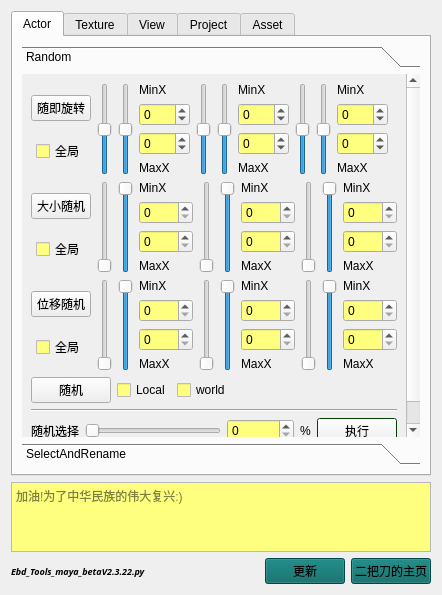
Before: the Qt Designer form ui/Ebd_Tools_UE5.ui in dongpingyao/ErBaDao_Tool_UE5, drawn with Qt 5.
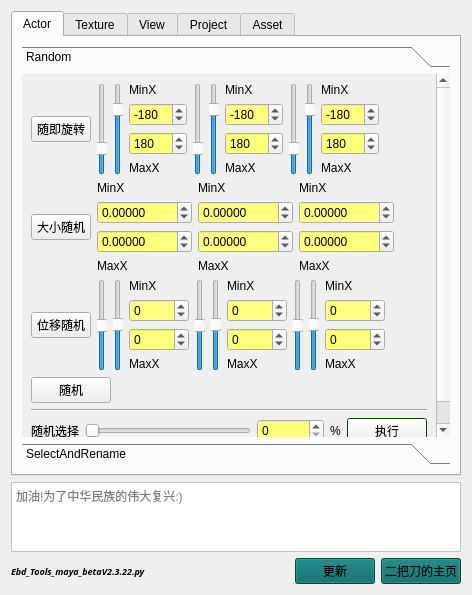
After: the same form once the commit is applied. The open tabs and pages were chosen to show the change.

Commit message: 完善了 随机功能

The edit to the form file:
```diff
--- a/ui/Ebd_Tools_UE5.ui
+++ b/ui/Ebd_Tools_UE5.ui
@@ -6,7 +6,7 @@
    <rect>
     <x>0</x>
     <y>0</y>
-    <width>442</width>
+    <width>472</width>
     <height>595</height>
    </rect>
   </property>
@@ -74,7 +74,7 @@
            <rect>
             <x>0</x>
             <y>0</y>
-            <width>386</width>
+            <width>413</width>
             <height>376</height>
            </rect>
           </property>
@@ -107,25 +107,6 @@
                    </property>
                   </widget>
                  </item>
-                 <item alignment="Qt::AlignHCenter">
-                  <widget class="QCheckBox" name="checkBox_4">
-                   <property name="sizePolicy">
-                    <sizepolicy hsizetype="Maximum" vsizetype="Fixed">
-                     <horstretch>0</horstretch>
-                     <verstretch>0</verstretch>
-                    </sizepolicy>
-                   </property>
-                   <property name="maximumSize">
-                    <size>
-                     <width>60</width>
-                     <height>16777215</height>
-                    </size>
-                   </property>
-                   <property name="text">
-                    <string>全局</string>
-                   </property>
-                  </widget>
-                 </item>
                 </layout>
                </item>
                <item>
@@ -140,7 +121,7 @@
                    </property>
                    <property name="maximumSize">
                     <size>
-                     <width>15</width>
+                     <width>10</width>
                      <height>16777215</height>
                     </size>
                    </property>
@@ -151,7 +132,7 @@
                     <number>360</number>
                    </property>
                    <property name="value">
-                    <number>0</number>
+                    <number>-180</number>
                    </property>
                    <property name="orientation">
                     <enum>Qt::Vertical</enum>
@@ -168,7 +149,7 @@
                    </property>
                    <property name="maximumSize">
                     <size>
-                     <width>15</width>
+                     <width>10</width>
                      <height>16777215</height>
                     </size>
                    </property>
@@ -179,7 +160,7 @@
                     <number>360</number>
                    </property>
                    <property name="value">
-                    <number>0</number>
+                    <number>180</number>
                    </property>
                    <property name="orientation">
                     <enum>Qt::Vertical</enum>
@@ -197,6 +178,18 @@
                    </item>
                    <item>
                     <widget class="QSpinBox" name="SendRandomRotateMinX_Value">
+                     <property name="minimumSize">
+                      <size>
+                       <width>58</width>
+                       <height>0</height>
+                      </size>
+                     </property>
+                     <property name="maximumSize">
+                      <size>
+                       <width>60</width>
+                       <height>16777215</height>
+                      </size>
+                     </property>
                      <property name="minimum">
                       <number>-360</number>
                      </property>
@@ -207,12 +200,24 @@
                       <number>1</number>
                      </property>
                      <property name="value">
-                      <number>0</number>
+                      <number>-180</number>
                      </property>
                     </widget>
                    </item>
                    <item>
                     <widget class="QSpinBox" name="SendRandomRotateMaxX_Value">
+                     <property name="minimumSize">
+                      <size>
+                       <width>58</width>
+                       <height>0</height>
+                      </size>
+                     </property>
+                     <property name="maximumSize">
+                      <size>
+                       <width>60</width>
+                       <height>16777215</height>
+                      </size>
+                     </property>
                      <property name="minimum">
                       <number>-360</number>
                      </property>
@@ -220,7 +225,7 @@
                       <number>360</number>
                      </property>
                      <property name="value">
-                      <number>0</number>
+                      <number>180</number>
                      </property>
                     </widget>
                    </item>
@@ -243,7 +248,7 @@
                    </property>
                    <property name="maximumSize">
                     <size>
-                     <width>15</width>
+                     <width>10</width>
                      <height>16777215</height>
                     </size>
                    </property>
@@ -254,7 +259,7 @@
                     <number>360</number>
                    </property>
                    <property name="value">
-                    <number>0</number>
+                    <number>-180</number>
                    </property>
                    <property name="orientation">
                     <enum>Qt::Vertical</enum>
@@ -271,7 +276,7 @@
                    </property>
                    <property name="maximumSize">
                     <size>
-                     <width>15</width>
+                     <width>10</width>
                      <height>16777215</height>
                     </size>
                    </property>
@@ -282,7 +287,7 @@
                     <number>360</number>
                    </property>
                    <property name="value">
-                    <number>0</number>
+                    <number>180</number>
                    </property>
                    <property name="orientation">
                     <enum>Qt::Vertical</enum>
@@ -300,6 +305,18 @@
                    </item>
                    <item>
                     <widget class="QSpinBox" name="SendRandomRotateMinY_Value">
+                     <property name="minimumSize">
+                      <size>
+                       <width>58</width>
+                       <height>0</height>
+                      </size>
+                     </property>
+                     <property name="maximumSize">
+                      <size>
+                       <width>60</width>
+                       <height>16777215</height>
+                      </size>
+                     </property>
                      <property name="minimum">
                       <number>-360</number>
                      </property>
@@ -310,12 +327,24 @@
                       <number>1</number>
                      </property>
                      <property name="value">
-                      <number>0</number>
+                      <number>-180</number>
                      </property>
                     </widget>
                    </item>
                    <item>
                     <widget class="QSpinBox" name="SendRandomRotateMaxY_Value">
+                     <property name="minimumSize">
+                      <size>
+                       <width>58</width>
+                       <height>0</height>
+                      </size>
+                     </property>
+                     <property name="maximumSize">
+                      <size>
+                       <width>60</width>
+                       <height>16777215</height>
+                      </size>
+                     </property>
                      <property name="minimum">
                       <number>-360</number>
                      </property>
@@ -323,7 +352,7 @@
                       <number>360</number>
                      </property>
                      <property name="value">
-                      <number>0</number>
+                      <number>180</number>
                      </property>
                     </widget>
                    </item>
@@ -346,7 +375,7 @@
                    </property>
                    <property name="maximumSize">
                     <size>
-                     <width>15</width>
+                     <width>10</width>
                      <height>16777215</height>
                     </size>
                    </property>
@@ -357,7 +386,7 @@
                     <number>360</number>
                    </property>
                    <property name="value">
-                    <number>0</number>
+                    <number>-180</number>
                    </property>
                    <property name="orientation">
                     <enum>Qt::Vertical</enum>
@@ -374,7 +403,7 @@
                    </property>
                    <property name="maximumSize">
                     <size>
-                     <width>15</width>
+                     <width>10</width>
                      <height>16777215</height>
                     </size>
                    </property>
@@ -385,7 +414,7 @@
                     <number>360</number>
                    </property>
                    <property name="value">
-                    <number>0</number>
+                    <number>180</number>
                    </property>
                    <property name="orientation">
                     <enum>Qt::Vertical</enum>
@@ -403,6 +432,18 @@
                    </item>
                    <item>
                     <widget class="QSpinBox" name="SendRandomRotateMinZ_Value">
+                     <property name="minimumSize">
+                      <size>
+                       <width>58</width>
+                       <height>0</height>
+                      </size>
+                     </property>
+                     <property name="maximumSize">
+                      <size>
+                       <width>60</width>
+                       <height>16777215</height>
+                      </size>
+                     </property>
                      <property name="minimum">
                       <number>-360</number>
                      </property>
@@ -413,12 +454,24 @@
                       <number>1</number>
                      </property>
                      <property name="value">
-                      <number>0</number>
+                      <number>-180</number>
                      </property>
                     </widget>
                    </item>
                    <item>
                     <widget class="QSpinBox" name="SendRandomRotateMaxZ_Value">
+                     <property name="minimumSize">
+                      <size>
+                       <width>58</width>
+                       <height>0</height>
+                      </size>
+                     </property>
+                     <property name="maximumSize">
+                      <size>
+                       <width>60</width>
+                       <height>16777215</height>
+                      </size>
+                     </property>
                      <property name="minimum">
                       <number>-360</number>
                      </property>
@@ -426,7 +479,7 @@
                       <number>360</number>
                      </property>
                      <property name="value">
-                      <number>0</number>
+                      <number>180</number>
                      </property>
                     </widget>
                    </item>
@@ -479,97 +532,10 @@
                    </property>
                   </widget>
                  </item>
-                 <item alignment="Qt::AlignHCenter">
-                  <widget class="QCheckBox" name="checkBox_5">
-                   <property name="enabled">
-                    <bool>true</bool>
-                   </property>
-                   <property name="sizePolicy">
-                    <sizepolicy hsizetype="Maximum" vsizetype="Fixed">
-                     <horstretch>0</horstretch>
-                     <verstretch>0</verstretch>
-                    </sizepolicy>
-                   </property>
-                   <property name="tabletTracking">
-                    <bool>false</bool>
-                   </property>
-                   <property name="layoutDirection">
-                    <enum>Qt::LeftToRight</enum>
-                   </property>
-                   <property name="text">
-                    <string>全局</string>
-                   </property>
-                   <property name="autoRepeat">
-                    <bool>false</bool>
-                   </property>
-                   <property name="autoExclusive">
-                    <bool>false</bool>
-                   </property>
-                   <property name="tristate">
-                    <bool>false</bool>
-                   </property>
-                  </widget>
-                 </item>
                 </layout>
                </item>
                <item>
                 <layout class="QHBoxLayout" name="horizontalLayout_3">
-                 <item>
-                  <widget class="QSlider" name="verticalSlider_8">
-                   <property name="sizePolicy">
-                    <sizepolicy hsizetype="Maximum" vsizetype="Expanding">
-                     <horstretch>0</horstretch>
-                     <verstretch>0</verstretch>
-                    </sizepolicy>
-                   </property>
-                   <property name="maximumSize">
-                    <size>
-                     <width>15</width>
-                     <height>16777215</height>
-                    </size>
-                   </property>
-                   <property name="minimum">
-                    <number>-360</number>
-                   </property>
-                   <property name="maximum">
-                    <number>360</number>
-                   </property>
-                   <property name="value">
-                    <number>-360</number>
-                   </property>
-                   <property name="orientation">
-                    <enum>Qt::Vertical</enum>
-                   </property>
-                  </widget>
-                 </item>
-                 <item>
-                  <widget class="QSlider" name="verticalSlider_7">
-                   <property name="sizePolicy">
-                    <sizepolicy hsizetype="Maximum" vsizetype="Expanding">
-                     <horstretch>0</horstretch>
-                     <verstretch>0</verstretch>
-                    </sizepolicy>
-                   </property>
-                   <property name="maximumSize">
-                    <size>
-                     <width>15</width>
-                     <height>16777215</height>
-                    </size>
-                   </property>
-                   <property name="minimum">
-                    <number>-360</number>
-                   </property>
-                   <property name="maximum">
-                    <number>360</number>
-                   </property>
-                   <property name="value">
-                    <number>360</number>
-                   </property>
-                   <property name="orientation">
-                    <enum>Qt::Vertical</enum>
-                   </property>
-                  </widget>
-                 </item>
                  <item>
                   <layout class="QVBoxLayout" name="verticalLayout_7">
                    <item>
@@ -580,16 +546,49 @@
                     </widget>
                    </item>
                    <item>
-                    <widget class="QSpinBox" name="UV_Offest_Same_Mesh_spinBox_12">
+                    <widget class="QDoubleSpinBox" name="SendRandomSizeMinX_Value">
+                     <property name="maximumSize">
+                      <size>
+                       <width>16777215</width>
+                       <height>16777215</height>
+                      </size>
+                     </property>
+                     <property name="decimals">
+                      <number>5</number>
+                     </property>
+                     <property name="minimum">
+                      <double>-9999.999990000000253</double>
+                     </property>
                      <property name="maximum">
-                      <number>1000</number>
+                      <double>9999.999990000000253</double>
+                     </property>
+                     <property name="singleStep">
+                      <double>0.100000000000000</double>
+                     </property>
+                     <property name="value">
+                      <double>0.000000000000000</double>
                      </property>
                     </widget>
                    </item>
                    <item>
-                    <widget class="QSpinBox" name="UV_Offest_Same_Mesh_spinBox_15">
+                    <widget class="QDoubleSpinBox" name="SendRandomSizeMaxX_Value">
+                     <property name="maximumSize">
+                      <size>
+                       <width>16777215</width>
+                       <height>16777215</height>
+                      </size>
+                     </property>
+                     <property name="decimals">
+                      <number>5</number>
+                     </property>
+                     <property name="minimum">
+                      <double>-9999.999990000000253</double>
+                     </property>
                      <property name="maximum">
-                      <number>1000</number>
+                      <double>9999.999990000000253</double>
+                     </property>
+                     <property name="singleStep">
+                      <double>0.100000000000000</double>
                      </property>
                     </widget>
                    </item>
@@ -602,62 +601,6 @@
                    </item>
                   </layout>
                  </item>
-                 <item>
-                  <widget class="QSlider" name="verticalSlider_10">
-                   <property name="sizePolicy">
-                    <sizepolicy hsizetype="Maximum" vsizetype="Expanding">
-                     <horstretch>0</horstretch>
-                     <verstretch>0</verstretch>
-                    </sizepolicy>
-                   </property>
-                   <property name="maximumSize">
-                    <size>
-                     <width>15</width>
-                     <height>16777215</height>
-                    </size>
-                   </property>
-                   <property name="minimum">
-                    <number>-360</number>
-                   </property>
-                   <property name="maximum">
-                    <number>360</number>
-                   </property>
-                   <property name="value">
-                    <number>-360</number>
-                   </property>
-                   <property name="orientation">
-                    <enum>Qt::Vertical</enum>
-                   </property>
-                  </widget>
-                 </item>
-                 <item>
-                  <widget class="QSlider" name="verticalSlider_9">
-                   <property name="sizePolicy">
-                    <sizepolicy hsizetype="Maximum" vsizetype="Expanding">
-                     <horstretch>0</horstretch>
-                     <verstretch>0</verstretch>
-                    </sizepolicy>
-                   </property>
-                   <property name="maximumSize">
-                    <size>
-                     <width>15</width>
-                     <height>16777215</height>
-                    </size>
-                   </property>
-                   <property name="minimum">
-                    <number>-360</number>
-                   </property>
-                   <property name="maximum">
-                    <number>360</number>
-                   </property>
-                   <property name="value">
-                    <number>360</number>
-                   </property>
-                   <property name="orientation">
-                    <enum>Qt::Vertical</enum>
-                   </property>
-                  </widget>
-                 </item>
                  <item>
                   <layout class="QVBoxLayout" name="verticalLayout_8">
                    <item>
@@ -668,16 +611,49 @@
                     </widget>
                    </item>
                    <item>
-                    <widget class="QSpinBox" name="UV_Offest_Same_Mesh_spinBox_29">
+                    <widget class="QDoubleSpinBox" name="SendRandomSizeMinY_Value">
+                     <property name="maximumSize">
+                      <size>
+                       <width>16777215</width>
+                       <height>16777215</height>
+                      </size>
+                     </property>
+                     <property name="decimals">
+                      <number>5</number>
+                     </property>
+                     <property name="minimum">
+                      <double>-9999.999990000000253</double>
+                     </property>
                      <property name="maximum">
-                      <number>1000</number>
+                      <double>9999.999990000000253</double>
+                     </property>
+                     <property name="singleStep">
+                      <double>0.100000000000000</double>
+                     </property>
+                     <property name="value">
+                      <double>0.000000000000000</double>
                      </property>
                     </widget>
                    </item>
                    <item>
-                    <widget class="QSpinBox" name="UV_Offest_Same_Mesh_spinBox_30">
+                    <widget class="QDoubleSpinBox" name="SendRandomSizeMaxY_Value">
+                     <property name="maximumSize">
+                      <size>
+                       <width>16777215</width>
+                       <height>16777215</height>
+                      </size>
+                     </property>
+                     <property name="decimals">
+                      <number>5</number>
+                     </property>
+                     <property name="minimum">
+                      <double>-9999.999990000000253</double>
+                     </property>
                      <property name="maximum">
-                      <number>1000</number>
+                      <double>9999.999990000000253</double>
+                     </property>
+                     <property name="singleStep">
+                      <double>0.100000000000000</double>
                      </property>
                     </widget>
                    </item>
@@ -690,62 +666,6 @@
                    </item>
                   </layout>
                  </item>
-                 <item>
-                  <widget class="QSlider" name="verticalSlider_12">
-                   <property name="sizePolicy">
-                    <sizepolicy hsizetype="Maximum" vsizetype="Expanding">
-                     <horstretch>0</horstretch>
-                     <verstretch>0</verstretch>
-                    </sizepolicy>
-                   </property>
-                   <property name="maximumSize">
-                    <size>
-                     <width>15</width>
-                     <height>16777215</height>
-                    </size>
-                   </property>
-                   <property name="minimum">
-                    <number>-360</number>
-                   </property>
-                   <property name="maximum">
-                    <number>360</number>
-                   </property>
-                   <property name="value">
-                    <number>-360</number>
-                   </property>
-                   <property name="orientation">
-                    <enum>Qt::Vertical</enum>
-                   </property>
-                  </widget>
-                 </item>
-                 <item>
-                  <widget class="QSlider" name="verticalSlider_11">
-                   <property name="sizePolicy">
-                    <sizepolicy hsizetype="Maximum" vsizetype="Expanding">
-                     <horstretch>0</horstretch>
-                     <verstretch>0</verstretch>
-                    </sizepolicy>
-                   </property>
-                   <property name="maximumSize">
-                    <size>
-                     <width>15</width>
-                     <height>16777215</height>
-                    </size>
-                   </property>
-                   <property name="minimum">
-                    <number>-360</number>
-                   </property>
-                   <property name="maximum">
-                    <number>360</number>
-                   </property>
-                   <property name="value">
-                    <number>360</number>
-                   </property>
-                   <property name="orientation">
-                    <enum>Qt::Vertical</enum>
-                   </property>
-                  </widget>
-                 </item>
                  <item>
                   <layout class="QVBoxLayout" name="verticalLayout_9">
                    <item>
@@ -756,17 +676,51 @@
                     </widget>
                    </item>
                    <item>
-                    <widget class="QSpinBox" name="UV_Offest_Same_Mesh_spinBox_32">
+                    <widget class="QDoubleSpinBox" name="SendRandomSizeMinZ_Value">
+                     <property name="maximumSize">
+                      <size>
+                       <width>16777215</width>
+                       <height>16777215</height>
+                      </size>
+                     </property>
+                     <property name="decimals">
+                      <number>5</number>
+                     </property>
+                     <property name="minimum">
+                      <double>-9999.999990000000253</double>
+                     </property>
                      <property name="maximum">
-                      <number>1000</number>
+                      <double>9999.999990000000253</double>
                      </property>
                      <property name="singleStep">
-                      <number>1000</number>
+                      <double>0.100000000000000</double>
+                     </property>
+                     <property name="value">
+                      <double>0.000000000000000</double>
                      </property>
                     </widget>
                    </item>
                    <item>
-                    <widget class="QSpinBox" name="UV_Offest_Same_Mesh_spinBox_31"/>
+                    <widget class="QDoubleSpinBox" name="SendRandomSizeMaxZ_Value">
+                     <property name="maximumSize">
+                      <size>
+                       <width>16777215</width>
+                       <height>16777215</height>
+                      </size>
+                     </property>
+                     <property name="decimals">
+                      <number>5</number>
+                     </property>
+                     <property name="minimum">
+                      <double>-9999.999990000000253</double>
+                     </property>
+                     <property name="maximum">
+                      <double>9999.999990000000253</double>
+                     </property>
+                     <property name="singleStep">
+                      <double>0.100000000000000</double>
+                     </property>
+                    </widget>
                    </item>
                    <item>
                     <widget class="QLabel" name="label_79">
@@ -817,19 +771,6 @@
                    </property>
                   </widget>
                  </item>
-                 <item alignment="Qt::AlignHCenter">
-                  <widget class="QCheckBox" name="checkBox_6">
-                   <property name="sizePolicy">
-                    <sizepolicy hsizetype="Maximum" vsizetype="Fixed">
-                     <horstretch>0</horstretch>
-                     <verstretch>0</verstretch>
-                    </sizepolicy>
-                   </property>
-                   <property name="text">
-                    <string>全局</string>
-                   </property>
-                  </widget>
-                 </item>
                 </layout>
                </item>
                <item>
@@ -844,15 +785,15 @@
                    </property>
                    <property name="maximumSize">
                     <size>
-                     <width>15</width>
+                     <width>10</width>
                      <height>16777215</height>
                     </size>
                    </property>
                    <property name="minimum">
-                    <number>-360</number>
+                    <number>-99999</number>
                    </property>
                    <property name="maximum">
-                    <number>360</number>
+                    <number>99999</number>
                    </property>
                    <property name="value">
                     <number>-360</number>
@@ -872,15 +813,15 @@
                    </property>
                    <property name="maximumSize">
                     <size>
-                     <width>15</width>
+                     <width>10</width>
                      <height>16777215</height>
                     </size>
                    </property>
                    <property name="minimum">
-                    <number>-360</number>
+                    <number>-99999</number>
                    </property>
                    <property name="maximum">
-                    <number>360</number>
+                    <number>99999</number>
                    </property>
                    <property name="value">
                     <number>360</number>
@@ -900,16 +841,52 @@
                     </widget>
                    </item>
                    <item>
-                    <widget class="QSpinBox" name="UV_Offest_Same_Mesh_spinBox_13">
+                    <widget class="QSpinBox" name="SendRandomOffestMinX_Value">
+                     <property name="minimumSize">
+                      <size>
+                       <width>58</width>
+                       <height>0</height>
+                      </size>
+                     </property>
+                     <property name="maximumSize">
+                      <size>
+                       <width>60</width>
+                       <height>16777215</height>
+                      </size>
+                     </property>
+                     <property name="minimum">
+                      <number>-99999</number>
+                     </property>
                      <property name="maximum">
-                      <number>9999</number>
+                      <number>99999</number>
+                     </property>
+                     <property name="singleStep">
+                      <number>10</number>
                      </property>
                     </widget>
                    </item>
                    <item>
-                    <widget class="QSpinBox" name="UV_Offest_Same_Mesh_spinBox_16">
+                    <widget class="QSpinBox" name="SendRandomOffestMaxX_Value">
+                     <property name="minimumSize">
+                      <size>
+                       <width>58</width>
+                       <height>0</height>
+                      </size>
+                     </property>
+                     <property name="maximumSize">
+                      <size>
+                       <width>60</width>
+                       <height>16777215</height>
+                      </size>
+                     </property>
+                     <property name="minimum">
+                      <number>-99999</number>
+                     </property>
                      <property name="maximum">
-                      <number>9999</number>
+                      <number>99999</number>
+                     </property>
+                     <property name="singleStep">
+                      <number>10</number>
                      </property>
                     </widget>
                    </item>
@@ -932,15 +909,15 @@
                    </property>
                    <property name="maximumSize">
                     <size>
-                     <width>15</width>
+                     <width>10</width>
                      <height>16777215</height>
                     </size>
                    </property>
                    <property name="minimum">
-                    <number>-360</number>
+                    <number>-99999</number>
                    </property>
                    <property name="maximum">
-                    <number>360</number>
+                    <number>99999</number>
                    </property>
                    <property name="value">
                     <number>-360</number>
@@ -960,15 +937,15 @@
                    </property>
                    <property name="maximumSize">
                     <size>
-                     <width>15</width>
+                     <width>10</width>
                      <height>16777215</height>
                     </size>
                    </property>
                    <property name="minimum">
-                    <number>-360</number>
+                    <number>-99999</number>
                    </property>
                    <property name="maximum">
-                    <number>360</number>
+                    <number>99999</number>
                    </property>
                    <property name="value">
                     <number>360</number>
@@ -988,16 +965,52 @@
                     </widget>
                    </item>
                    <item>
-                    <widget class="QSpinBox" name="UV_Offest_Same_Mesh_spinBox_37">
+                    <widget class="QSpinBox" name="SendRandomOffestMinY_Value">
+                     <property name="minimumSize">
+                      <size>
+                       <width>58</width>
+                       <height>0</height>
+                      </size>
+                     </property>
+                     <property name="maximumSize">
+                      <size>
+                       <width>60</width>
+                       <height>16777215</height>
+                      </size>
+                     </property>
+                     <property name="minimum">
+                      <number>-99999</number>
+                     </property>
                      <property name="maximum">
-                      <number>9999</number>
+                      <number>99999</number>
+                     </property>
+                     <property name="singleStep">
+                      <number>10</number>
                      </property>
                     </widget>
                    </item>
                    <item>
-                    <widget class="QSpinBox" name="UV_Offest_Same_Mesh_spinBox_38">
+                    <widget class="QSpinBox" name="SendRandomOffestMaxY_Value">
+                     <property name="minimumSize">
+                      <size>
+                       <width>58</width>
+                       <height>0</height>
+                      </size>
+                     </property>
+                     <property name="maximumSize">
+                      <size>
+                       <width>60</width>
+                       <height>16777215</height>
+                      </size>
+                     </property>
+                     <property name="minimum">
+                      <number>-99999</number>
+                     </property>
                      <property name="maximum">
-                      <number>9999</number>
+                      <number>99999</number>
+                     </property>
+                     <property name="singleStep">
+                      <number>10</number>
                      </property>
                     </widget>
                    </item>
@@ -1020,15 +1033,15 @@
                    </property>
                    <property name="maximumSize">
                     <size>
-                     <width>15</width>
+                     <width>10</width>
                      <height>16777215</height>
                     </size>
                    </property>
                    <property name="minimum">
-                    <number>-360</number>
+                    <number>-99999</number>
                    </property>
                    <property name="maximum">
-                    <number>360</number>
+                    <number>99999</number>
                    </property>
                    <property name="value">
                     <number>-360</number>
@@ -1048,15 +1061,15 @@
                    </property>
                    <property name="maximumSize">
                     <size>
-                     <width>15</width>
+                     <width>10</width>
                      <height>16777215</height>
                     </size>
                    </property>
                    <property name="minimum">
-                    <number>-360</number>
+                    <number>-99999</number>
                    </property>
                    <property name="maximum">
-                    <number>360</number>
+                    <number>99999</number>
                    </property>
                    <property name="value">
                     <number>360</number>
@@ -1076,16 +1089,52 @@
                     </widget>
                    </item>
                    <item>
-                    <widget class="QSpinBox" name="UV_Offest_Same_Mesh_spinBox_39">
+                    <widget class="QSpinBox" name="SendRandomOffestMinZ_Value">
+                     <property name="minimumSize">
+                      <size>
+                       <width>58</width>
+                       <height>0</height>
+                      </size>
+                     </property>
+                     <property name="maximumSize">
+                      <size>
+                       <width>60</width>
+                       <height>16777215</height>
+                      </size>
+                     </property>
+                     <property name="minimum">
+                      <number>-99999</number>
+                     </property>
                      <property name="maximum">
-                      <number>9999</number>
+                      <number>99999</number>
+                     </property>
+                     <property name="singleStep">
+                      <number>10</number>
                      </property>
                     </widget>
                    </item>
                    <item>
-                    <widget class="QSpinBox" name="UV_Offest_Same_Mesh_spinBox_40">
+                    <widget class="QSpinBox" name="SendRandomOffestMaxZ_Value">
+                     <property name="minimumSize">
+                      <size>
+                       <width>58</width>
+                       <height>0</height>
+                      </size>
+                     </property>
+                     <property name="maximumSize">
+                      <size>
+                       <width>60</width>
+                       <height>16777215</height>
+                      </size>
+                     </property>
+                     <property name="minimum">
+                      <number>-99999</number>
+                     </property>
                      <property name="maximum">
-                      <number>9999</number>
+                      <number>99999</number>
+                     </property>
+                     <property name="singleStep">
+                      <number>10</number>
                      </property>
                     </widget>
                    </item>
@@ -1124,20 +1173,6 @@
                  </property>
                 </widget>
                </item>
-               <item>
-                <widget class="QCheckBox" name="checkBox_7">
-                 <property name="text">
-                  <string>Local</string>
-                 </property>
-                </widget>
-               </item>
-               <item>
-                <widget class="QCheckBox" name="checkBox_8">
-                 <property name="text">
-                  <string>world</string>
-                 </property>
-                </widget>
-               </item>
                <item>
                 <spacer name="horizontalSpacer">
                  <property name="orientation">
@@ -1873,7 +1908,7 @@
         <enum>Qt::DefaultContextMenu</enum>
        </property>
        <property name="styleSheet">
-        <string notr="true"/>
+        <string notr="true">background-color: rgb(255, 255, 255);</string>
        </property>
        <property name="inputMethodHints">
         <set>Qt::ImhMultiLine</set>
```
Left out of the diff: 342 changed lines with no effect on the pictures. The commit also changes 1 other file.
